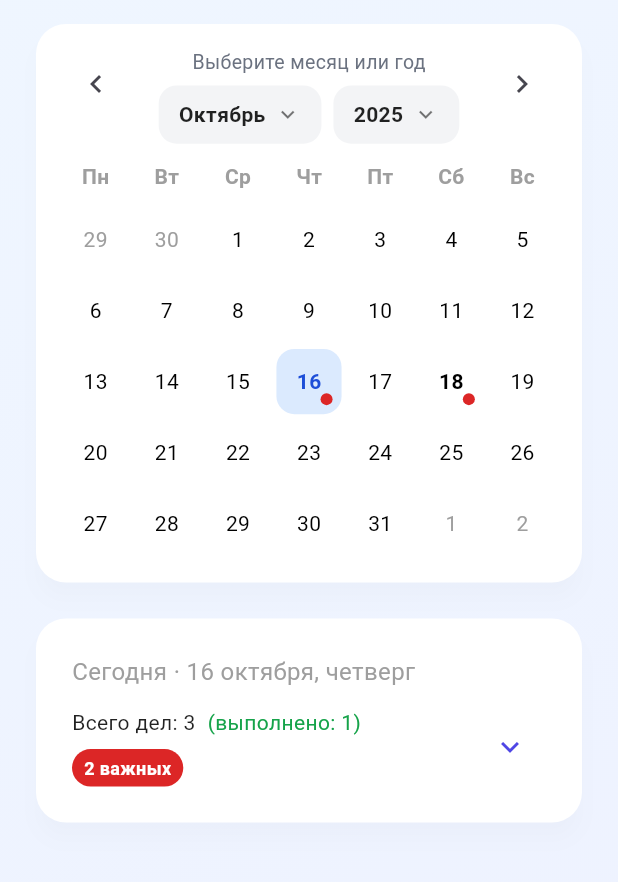
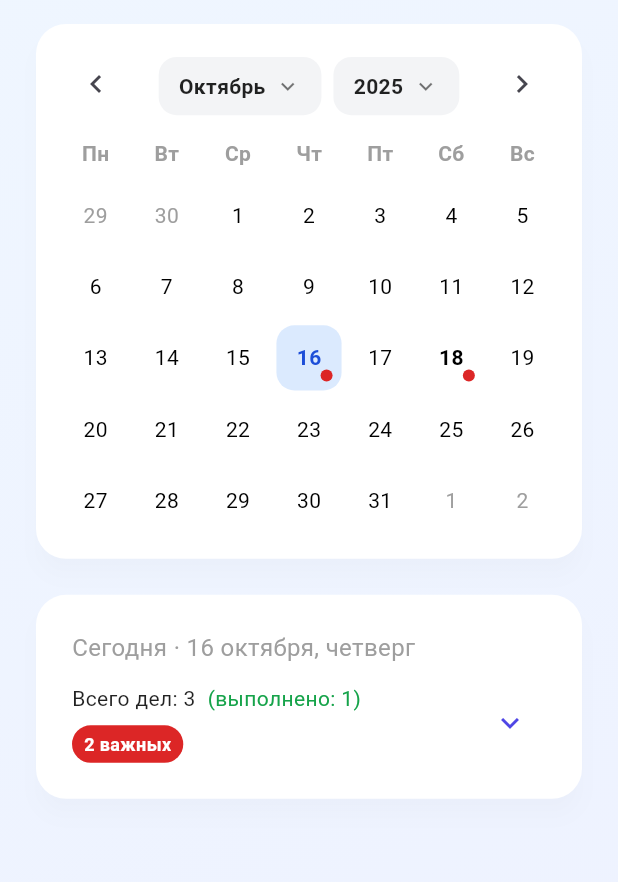
Before and after one commit to SergeyFierce/MyPlansDailyPlanner, a Flutter app: the screen it shows after launch, on a phone screen of 412 x 824 dp, the part 87-969 px from its top. Run offline on Flutter 3.47's test engine with Material 3 defaults, Android fonts, the phone set to English and light mode, and no system bars.

Commit message:
Adjust calendar header and today card animations

```diff
--- a/lib/screens/calendar/calendar_view.dart
+++ b/lib/screens/calendar/calendar_view.dart
@@ -193,7 +193,7 @@ class CalendarView extends StatelessWidget {
                         child: AnimatedSize(
                           duration: const Duration(milliseconds: 700),
                           curve: Curves.easeInOutCubic,
-                          alignment: Alignment.topCenter,
+                          alignment: Alignment.center,
                           child: AnimatedSwitcher(
                             duration: const Duration(milliseconds: 350),
                             transitionBuilder: (child, animation) {
@@ -205,11 +205,9 @@ class CalendarView extends StatelessWidget {
 
                               return FadeTransition(
                                 opacity: curvedAnimation,
-                                child: SlideTransition(
-                                  position: Tween<Offset>(
-                                    begin: const Offset(0, -0.03),
-                                    end: Offset.zero,
-                                  ).animate(curvedAnimation),
+                                child: SizeTransition(
+                                  sizeFactor: curvedAnimation,
+                                  axisAlignment: 0.0,
                                   child: child,
                                 ),
                               );
--- a/lib/widgets/custom_calendar.dart
+++ b/lib/widgets/custom_calendar.dart
@@ -472,13 +472,6 @@ class _CustomCalendarState extends State<CustomCalendar>
                   child: Column(
                     crossAxisAlignment: CrossAxisAlignment.center,
                     children: [
-                      const Text(
-                        'Выберите месяц или год',
-                        style: TextStyle(
-                          fontSize: 13,
-                          color: Color(0xFF6B7280),
-                        ),
-                      ),
                       const SizedBox(height: 6),
                       Wrap(
                         alignment: WrapAlignment.center,
```
